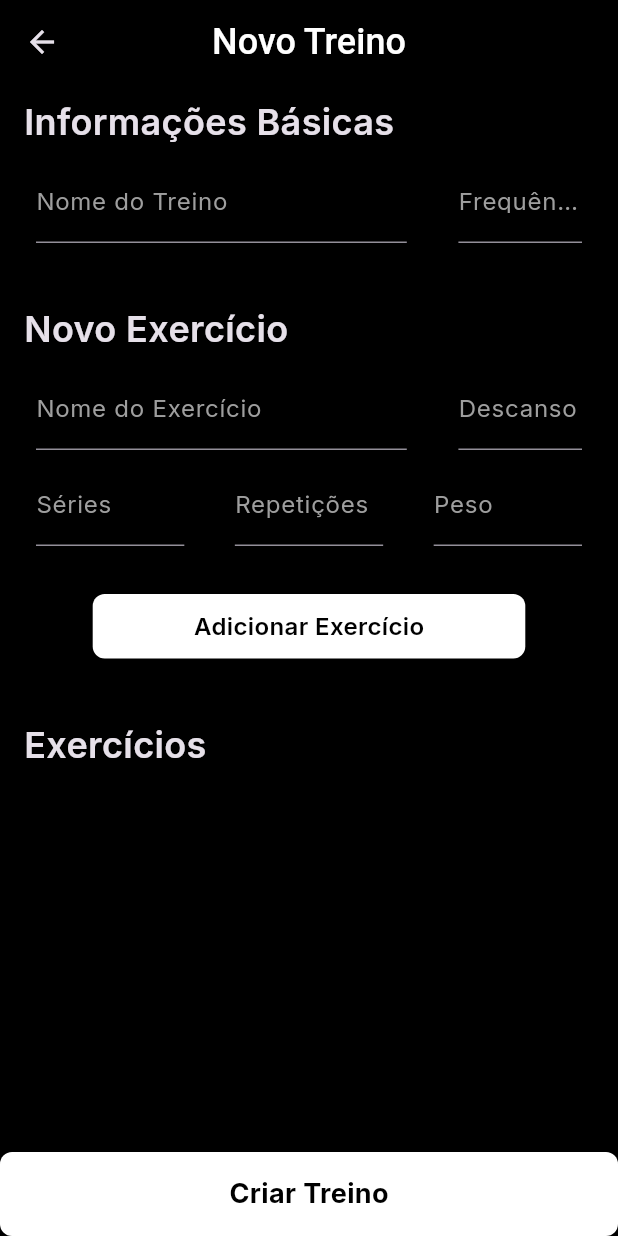
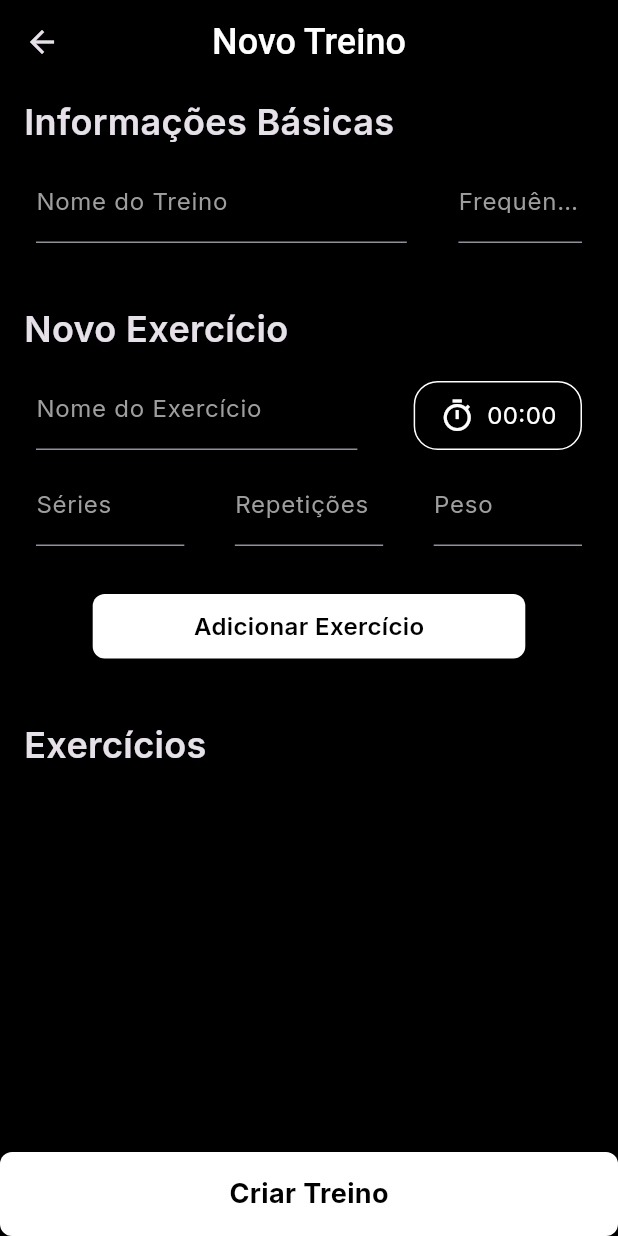
Before and after one commit to duds0/gym_bro, a Flutter app: the screen it shows after launch, after a tap on the "add" icon, on a phone screen of 412 x 824 dp. Run offline on Flutter 3.47's test engine with Material 3 defaults, Android fonts, the phone set to English and light mode, and no system bars; our stand-ins replace sqflite; missing offline and left inert: workmanager; accounts and stored records are empty; statements that could not run were skipped.

Commit message:
Improves the rest time selection

```diff
--- a/lib/database/helper/helper.dart
+++ b/lib/database/helper/helper.dart
@@ -43,7 +43,7 @@ class DatabaseHelper {
         series INTEGER NOT NULL,
         repetitions TEXT NOT NULL,
         weight REAL,
-        rest_minutes REAL,
+        rest_seconds INTEGER,
         FOREIGN KEY (workout_id) REFERENCES workout(id)
       );
     ''');
--- a/lib/main.dart
+++ b/lib/main.dart
@@ -3,6 +3,7 @@ import 'package:gym_bro/database/helper/helper.dart';
 import 'package:gym_bro/database/repositories/workout_exercise_repository.dart';
 import 'package:gym_bro/database/repositories/workout_repository.dart';
 import 'package:gym_bro/providers/exercise_edit_controller.dart';
+import 'package:gym_bro/providers/timer_picker_controller.dart';
 import 'package:gym_bro/providers/workout_exercise_provider.dart';
 import 'package:gym_bro/providers/workout_provider.dart';
 import 'package:gym_bro/providers/workout_registry_controller.dart';
@@ -76,6 +77,7 @@ class MyApp extends StatelessWidget {
         // Controllers Específicos
         ChangeNotifierProvider(create: (_) => WorkoutRegistryController()),
         ChangeNotifierProvider(create: (_) => ExerciseEditController()),
+        ChangeNotifierProvider(create: (_) => TimerPickerController()),
       ],
       child: MaterialApp(
         debugShowCheckedModeBanner: false,
--- a/lib/models/workout_exercise.dart
+++ b/lib/models/workout_exercise.dart
@@ -6,7 +6,7 @@ class WorkoutExercise {
   final int series;
   final String repetitions;
   final double weight;
-  final double restMinutes;
+  final int restSeconds;
 
   WorkoutExercise({
     required this.id,
@@ -16,7 +16,7 @@ class WorkoutExercise {
     required this.series,
     required this.repetitions,
     required this.weight,
-    required this.restMinutes,
+    required this.restSeconds,
   });
 
   factory WorkoutExercise.fromMap(Map<String, dynamic> map) => WorkoutExercise(
@@ -27,7 +27,7 @@ class WorkoutExercise {
     series: map['series'],
     repetitions: map['repetitions'],
     weight: map['weight'],
-    restMinutes: map['rest_minutes'],
+    restSeconds: map['rest_minutes'],
   );
 
   Map<String, dynamic> toMap() => {
@@ -38,10 +38,10 @@ class WorkoutExercise {
     'series': series,
     'repetitions': repetitions,
     'weight': weight,
-    'rest_minutes': restMinutes,
+    'rest_minutes': restSeconds,
   };
 
   @override
   String toString() =>
-      'WorkoutExercise(id: $id, workoutId: $workoutId, exerciseName: $exerciseName, exerciseOrderIndex: $exerciseOrderIndex, series: $series, reps: $repetitions, weight: $weight, rest: $restMinutes)';
+      'WorkoutExercise(id: $id, workoutId: $workoutId, exerciseName: $exerciseName, exerciseOrderIndex: $exerciseOrderIndex, series: $series, reps: $repetitions, weight: $weight, rest: $restSeconds)';
 }
--- a/lib/providers/exercise_edit_controller.dart
+++ b/lib/providers/exercise_edit_controller.dart
@@ -7,8 +7,7 @@ class ExerciseEditController extends ChangeNotifier {
   final TextEditingController _exerciseRepsController = TextEditingController();
   final TextEditingController _exerciseWeightController =
       TextEditingController();
-  final TextEditingController _exerciseRestTimeController =
-      TextEditingController();
+
   late String _workoutExerciseId;
 
   bool _isEditing = false;
@@ -19,8 +18,6 @@ class ExerciseEditController extends ChangeNotifier {
   TextEditingController get exerciseRepsController => _exerciseRepsController;
   TextEditingController get exerciseWeightController =>
       _exerciseWeightController;
-  TextEditingController get exerciseRestTimeController =>
-      _exerciseRestTimeController;
 
   bool get isEditing => _isEditing;
 
@@ -31,7 +28,6 @@ class ExerciseEditController extends ChangeNotifier {
     _exerciseSeriesController.clear();
     _exerciseRepsController.clear();
     _exerciseWeightController.clear();
-    _exerciseRestTimeController.clear();
     _workoutExerciseId = "";
     notifyListeners();
   }
--- /dev/null
+++ b/lib/providers/timer_picker_controller.dart
@@ -0,0 +1,16 @@
+import 'package:flutter/material.dart';
+
+class TimerPickerController extends ChangeNotifier {
+  Duration _timerPicked = Duration.zero;
+  Duration get timerPicked => _timerPicked;
+
+  void setTimerPicked(Duration newTime) {
+    _timerPicked = newTime;
+    notifyListeners();
+  }
+
+  void resetTimerPicked() {
+    _timerPicked = Duration.zero;
+    notifyListeners();
+  }
+}
--- a/lib/ui/screens/dashboard/dashboard.dart
+++ b/lib/ui/screens/dashboard/dashboard.dart
@@ -1,5 +1,4 @@
 import 'dart:async';
-
 import 'package:flutter/material.dart';
 import 'package:gym_bro/providers/workout_provider.dart';
 import 'package:gym_bro/ui/screens/dashboard/widgets/my_workouts.dart';
--- a/lib/ui/screens/workout_edit/widgets/exercises_edit.dart
+++ b/lib/ui/screens/workout_edit/widgets/exercises_edit.dart
@@ -60,7 +60,7 @@ class _ExercisesEditState extends State<ExercisesEdit> {
                 series: workoutExercises[i].series,
                 reps: workoutExercises[i].repetitions,
                 weight: workoutExercises[i].weight,
-                restMinutes: workoutExercises[i].restMinutes,
+                restSeconds: workoutExercises[i].restSeconds,
                 weId: workoutExercises[i].id,
                 workoutId: workoutExercises[i].workoutId,
                 updateWe: widget.updateWe,
--- a/lib/ui/screens/workout_registry/widgets/exercises.dart
+++ b/lib/ui/screens/workout_registry/widgets/exercises.dart
@@ -44,7 +44,7 @@ class _ExercisesState extends State<Exercises> {
                     series: workoutExercises[i].series,
                     reps: workoutExercises[i].repetitions,
                     weight: workoutExercises[i].weight,
-                    restMinutes: workoutExercises[i].restMinutes,
+                    restSeconds: workoutExercises[i].restSeconds,
                     weId: workoutExercises[i].id,
                     isEditing: false,
                     index: i,
--- a/lib/ui/screens/workout_registry/widgets/new_exercise.dart
+++ b/lib/ui/screens/workout_registry/widgets/new_exercise.dart
@@ -1,6 +1,8 @@
 import 'package:flutter/material.dart';
+import 'package:gym_bro/providers/timer_picker_controller.dart';
 import 'package:gym_bro/ui/widgets/my_text_field.dart';
 import 'package:gym_bro/ui/widgets/number_text_field.dart';
+import 'package:gym_bro/ui/widgets/time_picker.dart';
 
 class NewExercise extends StatelessWidget {
   final GlobalKey<FormState> formKey;
@@ -8,7 +10,7 @@ class NewExercise extends StatelessWidget {
   final TextEditingController exerciseSeriesController;
   final TextEditingController exerciseRepsController;
   final TextEditingController exerciseWeightController;
-  final TextEditingController exerciseRestTimeController;
+  final TimerPickerController timerPickerController;
 
   const NewExercise({
     super.key,
@@ -16,13 +18,14 @@ class NewExercise extends StatelessWidget {
     required this.exerciseSeriesController,
     required this.exerciseRepsController,
     required this.exerciseWeightController,
-    required this.exerciseRestTimeController,
+    required this.timerPickerController,
     required this.formKey,
   });
 
   @override
   Widget build(BuildContext context) {
     double screenWidth = MediaQuery.of(context).size.width;
+    double screenHeight = MediaQuery.of(context).size.height;
 
     return Form(
       key: formKey,
@@ -42,25 +45,30 @@ class NewExercise extends StatelessWidget {
               children: [
                 Row(
                   mainAxisAlignment: MainAxisAlignment.spaceBetween,
-                  crossAxisAlignment: CrossAxisAlignment.start,
+                  crossAxisAlignment: CrossAxisAlignment.end,
                   children: [
                     MyTextField(
-                      width: screenWidth * 0.6,
+                      width: screenWidth * 0.52,
                       label: "Nome do Exercício",
                       controller: exerciseNameController,
                     ),
-                    NumberTextField(
-                      width: screenWidth * 0.2,
-                      label: "Descanso",
-                      controller: exerciseRestTimeController,
-                      allowPoints: true,
+                    // NumberTextField(
+                    //   width: screenWidth * 0.2,
+                    //   label: "Descanso",
+                    //   controller: exerciseRestTimeController,
+                    //   allowPoints: true,
+                    // ),
+                    TimePicker(
+                      timerPickerController: timerPickerController,
+                      width: screenWidth * 0.32,
+                      timerPickerHeight: screenHeight * 0.4,
                     ),
                   ],
                 ),
                 SizedBox(height: 8),
                 Row(
                   mainAxisAlignment: MainAxisAlignment.spaceBetween,
-                  crossAxisAlignment: CrossAxisAlignment.start,
+                  crossAxisAlignment: CrossAxisAlignment.center,
                   children: [
                     NumberTextField(
                       width: screenWidth * 0.24,
--- /dev/null
+++ b/lib/ui/widgets/time_picker.dart
@@ -0,0 +1,128 @@
+import 'package:flutter/cupertino.dart';
+import 'package:flutter/material.dart';
+import 'package:gym_bro/providers/timer_picker_controller.dart';
+import 'package:gym_bro/utils/utils.dart';
+
+class TimePicker extends StatefulWidget {
+  final double width;
+  final double timerPickerHeight;
+  final TimerPickerController timerPickerController;
+
+  const TimePicker({
+    super.key,
+    required this.width,
+    required this.timerPickerHeight,
+    required this.timerPickerController,
+  });
+
+  @override
+  State<TimePicker> createState() => _TimePickerState();
+}
+
+class _TimePickerState extends State<TimePicker> {
+  Duration _tempTimerPicked = Duration.zero;
+
+  void _showTimerPicker(BuildContext context) {
+    showModalBottomSheet(
+      context: context,
+      builder: (_) {
+        return Container(
+          padding: EdgeInsets.symmetric(vertical: 32),
+          height: widget.timerPickerHeight,
+          color: Colors.grey.shade900,
+          child: Column(
+            children: [
+              Row(
+                mainAxisAlignment: MainAxisAlignment.center,
+                children: [
+                  Icon(Icons.timer_sharp),
+                  SizedBox(width: 8),
+                  Text(
+                    "Descanso",
+                    style: TextStyle(fontSize: 20, fontWeight: FontWeight.w500),
+                  ),
+                ],
+              ),
+
+              SizedBox(height: 24),
+              Expanded(
+                child: CupertinoTimerPicker(
+                  mode: CupertinoTimerPickerMode.ms,
+                  initialTimerDuration:
+                      widget.timerPickerController.timerPicked,
+                  onTimerDurationChanged: (Duration newDuration) {
+                    _tempTimerPicked = newDuration;
+                  },
+                ),
+              ),
+              Row(
+                mainAxisAlignment: MainAxisAlignment.spaceEvenly,
+                children: [
+                  CupertinoButton(
+                    child: Text(
+                      "Cancelar",
+                      style: TextStyle(
+                        color: CupertinoColors.systemRed,
+                        fontWeight: FontWeight.w500,
+                      ),
+                    ),
+                    onPressed: () {
+                      Navigator.of(context).pop();
+                    },
+                  ),
+                  CupertinoButton(
+                    child: Text(
+                      "Confirmar",
+                      style: TextStyle(
+                        color: CupertinoColors.systemBlue,
+                        fontWeight: FontWeight.w500,
+                      ),
+                    ),
+                    onPressed: () {
+                      widget.timerPickerController.setTimerPicked(
+                        _tempTimerPicked,
+                      );
+                      Navigator.of(context).pop();
+                    },
+                  ),
+                ],
+              ),
+            ],
+          ),
+        );
+      },
+    );
+  }
+
+  @override
+  Widget build(BuildContext context) {
+    return InkWell(
+      onTap: () => _showTimerPicker(context),
+      child: Container(
+        padding: EdgeInsets.symmetric(vertical: 10, horizontal: 16),
+        decoration: BoxDecoration(
+          color: Colors.transparent,
+          border: Border.all(width: 1, color: Colors.white),
+          borderRadius: BorderRadius.circular(16),
+        ),
+        child: Row(
+          mainAxisSize: MainAxisSize.min,
+          mainAxisAlignment: MainAxisAlignment.center,
+          children: [
+            Icon(Icons.timer_sharp),
+            SizedBox(width: 8),
+            Flexible(
+              child: Text(
+                Utils.formatDuration(widget.timerPickerController.timerPicked),
+                overflow: TextOverflow.ellipsis,
+                maxLines: 1,
+                style: TextStyle(color: Colors.white, fontSize: 16),
+                textAlign: TextAlign.center,
+              ),
+            ),
+          ],
+        ),
+      ),
+    );
+  }
+}
--- a/lib/utils/utils.dart
+++ b/lib/utils/utils.dart
@@ -5,6 +5,13 @@ import 'package:path/path.dart' as p;
 import 'package:sqflite/sqflite.dart';
 
 class Utils {
+  static String formatDuration(Duration d) {
+    String twoDigits(int n) => n.toString().padLeft(2, "0");
+    final minutes = twoDigits(d.inMinutes);
+    final seconds = twoDigits(d.inSeconds.remainder(60));
+    return "$minutes:$seconds";
+  }
+
   static Future<void> resetWorkouts() async {
     final dbHelper = DatabaseHelper();
     final List<Workout> allWorkouts =
```
Also changed, not shown: lib/ui/screens/workout/widgets/rest_timer.dart (+5 -3 lines), lib/ui/screens/workout/workout_screen.dart (+6 -4 lines), lib/ui/screens/workout_edit/workout_edit.dart (+15 -8 lines), lib/ui/screens/workout_registry/workout_registry.dart (+32 -5 lines), lib/ui/widgets/exercise_card.dart (+17 -5 lines).
